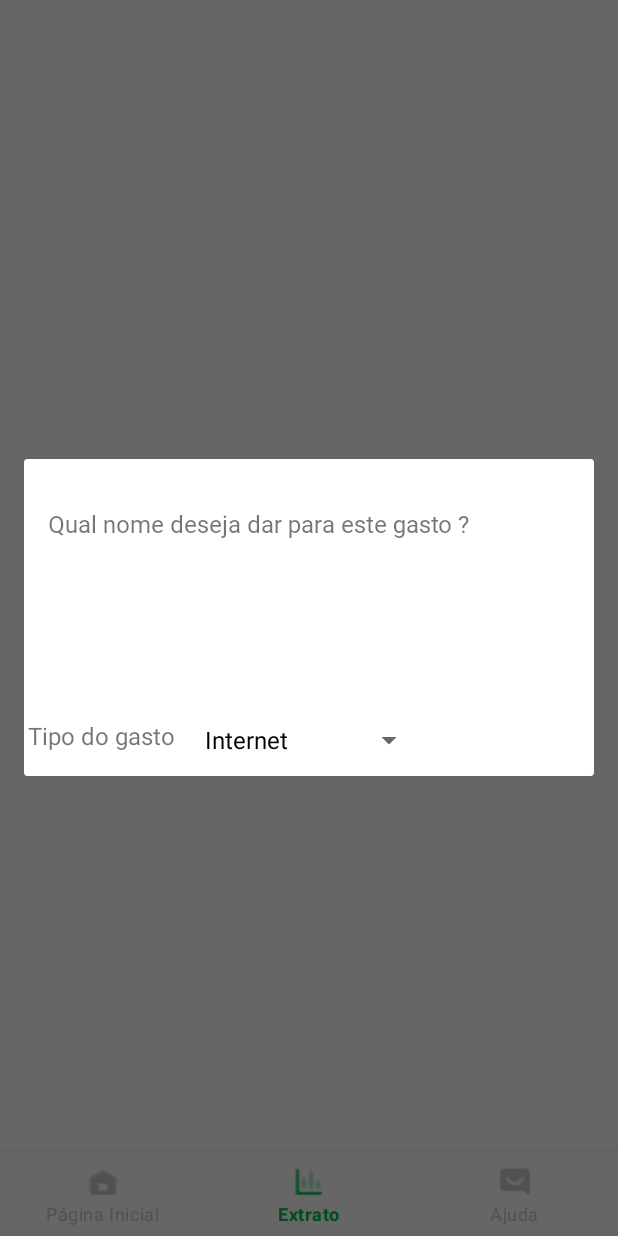
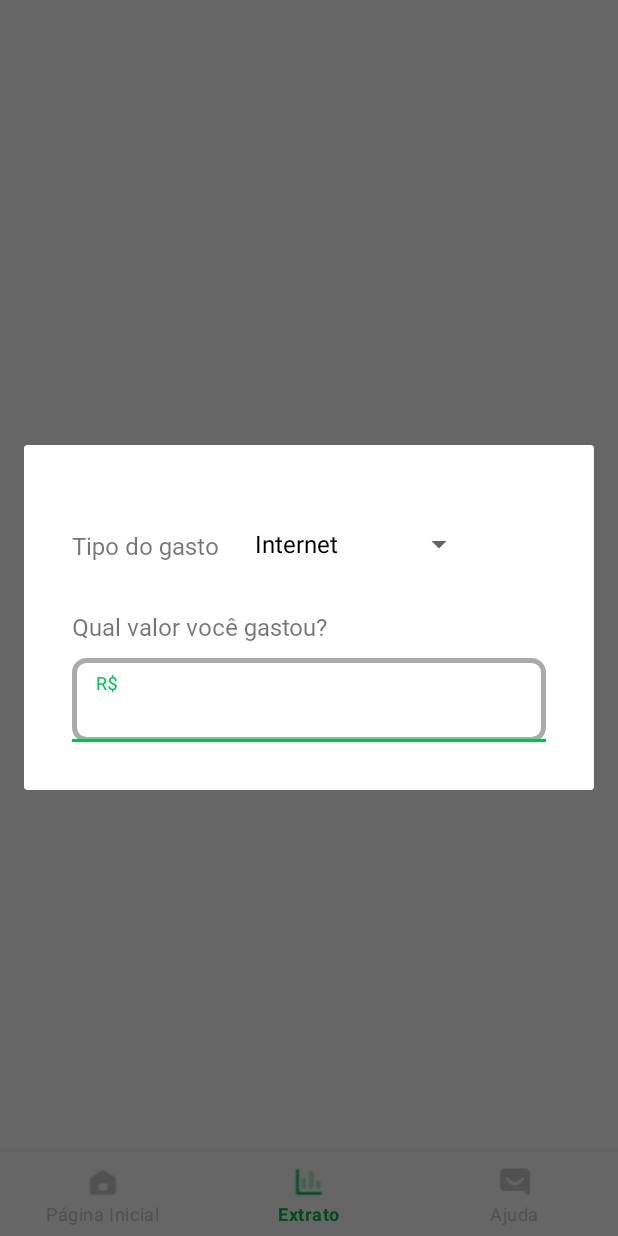
Before and after one commit to casalmoney/app, an Android app: the fragment ModalTransactionFragment placed in its activity, item 2 of the bottom bar chosen, on a phone screen of 412 x 824 dp. Run offline under Robolectric (Android 15) with nearby library versions, the phone set to English and light mode, and no system bars; our stand-ins replace Dagger/Hilt's generated code, Firebase (no records; nobody signed in at launch, a user with empty details on screens opened directly), Room's generated code, RxJava, data binding and 1 more; libraries missing offline, so code that uses them is left out: androidx.hilt.lifecycle; 3 statements that could not run were skipped.

Commit message:
refactor string and modal

```diff
--- a/app/src/main/java/br/com/casalmoney/app/authenticated/view/fragments/ModalTransactionFragment.kt
+++ b/app/src/main/java/br/com/casalmoney/app/authenticated/view/fragments/ModalTransactionFragment.kt
@@ -24,7 +24,7 @@ class ModalTransactionFragment : DialogFragment() {
         const val TAG = "ModalTransaction"
     }
 
-    private var fixedExpenses = listOf("Internet", "Moradia", "Alimentação", "Lazer", "Educação", "Agua", "Luz", "Telefone")
+    private var fixedExpenses = listOf("Internet", "Moradia", "Alimentação", "Lazer", "Educação", "Agua", "Luz", "Telefone", "Outros")
 
     override fun onCreateView(
         inflater: LayoutInflater,
@@ -65,8 +65,8 @@ class ModalTransactionFragment : DialogFragment() {
 
                 // set selected item style
                 if (position == spinner.selectedItemPosition){
-                    view.background = ColorDrawable(Color.parseColor("#FAEBD7"))
-                    view.setTextColor(Color.parseColor("#008000"))
+                    view.background = ColorDrawable(Color.parseColor("#f5f4f2"))
+                    view.setTextColor(Color.parseColor("#10ad10"))
                 }
 
                 return view
--- a/app/src/main/res/layout/fragment_modal_transaction.xml
+++ b/app/src/main/res/layout/fragment_modal_transaction.xml
@@ -11,53 +11,72 @@
 
     <androidx.constraintlayout.widget.ConstraintLayout
         android:layout_width="match_parent"
-        android:layout_height="match_parent">
+        android:layout_height="match_parent"
+        android:padding="32dp">
+
+        <TextView
+            android:id="@+id/tv_label_spiner"
+            android:layout_width="wrap_content"
+            android:layout_height="wrap_content"
+            android:text="@string/type_expenses"
+            android:textSize="16sp"
+            android:layout_marginTop="24dp"
+            app:layout_constraintLeft_toLeftOf="parent"
+            app:layout_constraintTop_toTopOf="parent"
+            android:fontFamily="@font/roboto_regular"
+            />
+
+        <Spinner
+            android:id="@+id/spinner_type_transaction"
+            android:layout_width="wrap_content"
+            android:layout_height="wrap_content"
+            app:layout_constraintLeft_toRightOf="@+id/tv_label_spiner"
+            android:layout_marginLeft="16dp"
+            app:layout_constraintTop_toTopOf="parent"
+            android:layout_marginTop="10dp"
+            />
 
         <TextView
             android:id="@+id/tv_amount"
             android:layout_width="wrap_content"
             android:layout_height="wrap_content"
-            android:text="Qual nome deseja dar para este gasto ?"
-            app:layout_constraintLeft_toLeftOf="parent"
-            app:layout_constraintRight_toRightOf="parent"
-            app:layout_constraintTop_toTopOf="parent"
+            android:text="@string/question_value"
             android:layout_marginTop="32dp"
             android:textSize="16sp"
             android:fontFamily="@font/roboto_regular"
-            app:layout_constraintHorizontal_bias="0.16"
+            app:layout_constraintTop_toBottomOf="@+id/tv_label_spiner"
+            app:layout_constraintLeft_toLeftOf="parent"
             />
 
-        <EditText
-            android:id="@+id/et_amount_value"
-            app:layout_constraintWidth_percent="0.9"
-            android:layout_width="0dp"
+<!--        <EditText-->
+<!--            android:id="@+id/et_amount_value"-->
+<!--            android:layout_width="0dp"-->
+<!--            android:layout_height="wrap_content"-->
+
+<!--            android:layout_marginTop="32dp" />-->
+
+        <com.google.android.material.textfield.TextInputLayout
+            android:id="@+id/text_input_amount"
+            android:layout_width="match_parent"
             android:layout_height="wrap_content"
+            android:textColorHint="?attr/colorPrimaryVariant"
             app:layout_constraintTop_toBottomOf="@+id/tv_amount"
             app:layout_constraintLeft_toLeftOf="parent"
             app:layout_constraintRight_toRightOf="parent"
-            android:layout_marginTop="32dp" />
+            android:layout_marginTop="10dp">
 
-        <Spinner
-            android:id="@+id/spinner_type_transaction"
-            android:layout_width="wrap_content"
-            android:layout_height="wrap_content"
-            app:layout_constraintTop_toBottomOf="@+id/et_amount_value"
-            app:layout_constraintLeft_toLeftOf="parent"
-            app:layout_constraintRight_toRightOf="parent"
-            android:layout_marginTop="32dp"
-            />
-
-        <TextView
-            android:layout_width="wrap_content"
-            android:layout_height="wrap_content"
-            android:text="Tipo do gasto"
-            android:textSize="16sp"
-            app:layout_constraintTop_toBottomOf="@+id/et_amount_value"
-            app:layout_constraintRight_toLeftOf="@+id/spinner_type_transaction"
-            app:layout_constraintLeft_toLeftOf="parent"
-            android:layout_marginTop="42dp"
-            app:layout_constraintHorizontal_bias="0.16"
-            />
+            <EditText
+                android:id="@+id/et_amount_value"
+                android:layout_width="match_parent"
+                android:layout_height="wrap_content"
+                android:background="@drawable/et_input"
+                android:hint="@string/currency"
+                android:inputType="numberDecimal"
+                android:textColor="@color/text_color"
+                android:textColorHint="@android:color/darker_gray"
+                android:importantForAutofill="no"
+                android:text=""/>
+        </com.google.android.material.textfield.TextInputLayout>
 
     </androidx.constraintlayout.widget.ConstraintLayout>
 </layout>
--- a/app/src/main/res/values/strings.xml
+++ b/app/src/main/res/values/strings.xml
@@ -45,4 +45,8 @@
     <string name="yes">Sim</string>
     <string name="logout_title">Deseja realizar o logout?</string>
 
+
+    <string name="currency">R$</string>
+    <string name="question_value">Qual valor você gastou?</string>
+    <string name="type_expenses">Tipo do gasto</string>
 </resources>
```
